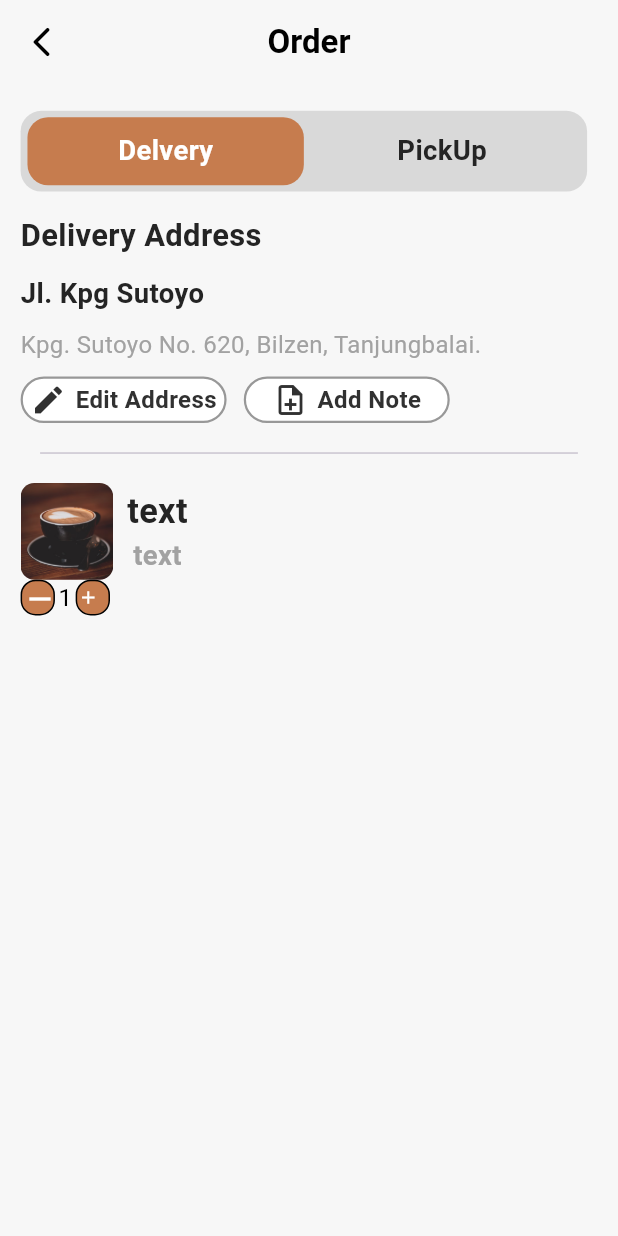
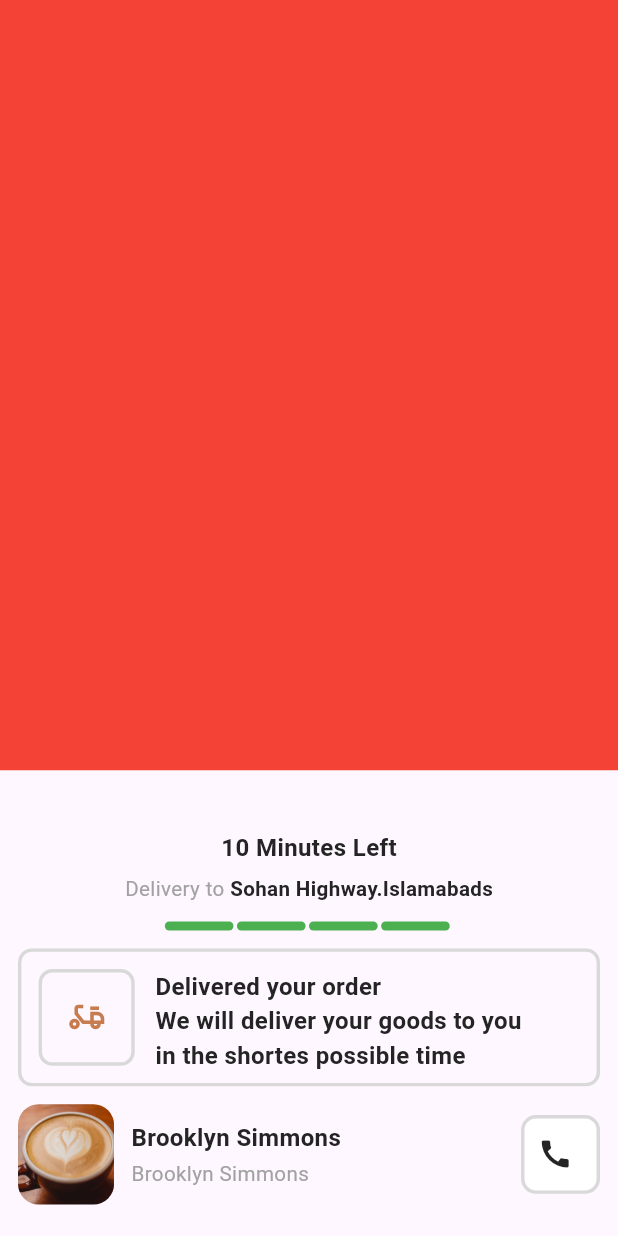
Before and after one commit to Hussain-Shadab/CS, a Flutter app: the screen it shows after launch, on a phone screen of 412 x 824 dp. Run offline on Flutter 3.47's test engine with Material 3 defaults, Android fonts, the phone set to English and light mode, and no system bars; our stand-ins replace flutter_screenutil.

```diff
--- a/lib/main.dart
+++ b/lib/main.dart
@@ -30,7 +30,7 @@ class MyApp extends StatelessWidget {
 
       builder : (context ,child) => MaterialApp(
         debugShowCheckedModeBanner: false,
-        initialRoute: RoutesName.orderScreen,
+        initialRoute: RoutesName.deliveryScreen,
         onGenerateRoute: Routes.generateRoute,
 
       ),
--- a/lib/resources/component/custom_button.dart
+++ b/lib/resources/component/custom_button.dart
@@ -1,5 +1,6 @@
 import 'package:coffee_shop/resources/constant/colors.dart';
 import 'package:flutter/material.dart';
+import 'package:flutter_screenutil/flutter_screenutil.dart';
 
 class CustomButton extends StatelessWidget {
   final IconData? iconData;
@@ -62,19 +63,22 @@ class CustomButton extends StatelessWidget {
         decoration: BoxDecoration(
           color: backgroundColor ?? AppColors.primaryColor,
           borderRadius: borderRadius ?? BorderRadius.all(Radius.circular(10)),
-          border: border ?? Border.all()
+          border: border ?? Border.all(),
+
         ),
+        alignment: alignment ?? Alignment.centerLeft,
         child: Center(
           child: Row(
             mainAxisSize: MainAxisSize.min, // To keep content centered
             children: [
+
               if (iconData != null) ...[
                 Icon(
                   iconData,
                   size: fontSize ?? 24,
                   color: iconColor ?? AppColors.whiteColor,
                 ),
-                SizedBox(width: 6), // Space between icon & text
+                SizedBox(width: 6.w), // Space between icon & text
               ],
               if (text != null)
                 Text(
@@ -85,7 +89,7 @@ class CustomButton extends StatelessWidget {
                     color: textColor ?? AppColors.whiteColor,
                   ),
                 ),
-            ],
+              ],
           ),
         ),
       ),
--- a/lib/resources/component/tab_buttons_coffee.dart
+++ b/lib/resources/component/tab_buttons_coffee.dart
@@ -137,11 +137,13 @@ class _IncrementDecrementState extends State<IncrementDecrement> {
     final coffee=Provider.of<CoffeProvider>(context,listen: true);
     return Row(
       children: [
+        // SizedBox(width: 10,),
         CustomButton(
 
-        padding: EdgeInsets.all(5.r),
-          height: 20.h,
-          width: 20.w,
+        // padding: EdgeInsets.all(5.r),
+          height: 29.h,
+          width: 29.w,
+          borderRadius: BorderRadius.circular(20.r),
           onTap: (){
           coffee.decrement().toString();
 
@@ -161,9 +163,10 @@ class _IncrementDecrementState extends State<IncrementDecrement> {
         SizedBox(width: 2.w,),
         CustomButton(
           padding: EdgeInsets.all(5.r),
-          height: 20.h,
-          width: 20.w,
+          height: 28.h,
+          width: 28.w,
           fontSize: 14,
+          borderRadius: BorderRadius.circular(20.r),
           onTap: (){
             coffee.increment().toString();
             // setState(() {
--- a/lib/utils/routes/routes.dart
+++ b/lib/utils/routes/routes.dart
@@ -1,4 +1,5 @@
 import 'package:coffee_shop/utils/routes/routes_name.dart';
+import 'package:coffee_shop/view/delivery_screen.dart';
 import 'package:coffee_shop/view/home_screen.dart';
 import 'package:coffee_shop/view/item_detail_screen.dart';
 import 'package:coffee_shop/view/order_screen.dart';
@@ -25,6 +26,9 @@ class Routes {
       case RoutesName.orderScreen:
         return MaterialPageRoute(builder: (BuildContext context) => const OrderScreen());
 
+      case RoutesName.deliveryScreen:
+        return MaterialPageRoute(builder: (BuildContext context) => DeliveryScreen());
+
       default:
 
        return MaterialPageRoute(builder: (context) {
--- a/lib/utils/routes/routes_name.dart
+++ b/lib/utils/routes/routes_name.dart
@@ -10,4 +10,6 @@ class RoutesName {
   static const String itemDetailScreen = 'Item Detail Screen';
 
   static const String orderScreen = 'OrderScreen';
+
+  static const String deliveryScreen = 'DeliveryScreen';
 }
--- /dev/null
+++ b/lib/view/delivery_screen.dart
@@ -0,0 +1,208 @@
+
+import 'package:coffee_shop/resources/component/custom_button.dart';
+import 'package:coffee_shop/resources/component/custom_text.dart';
+import 'package:coffee_shop/resources/constant/colors.dart';
+import 'package:coffee_shop/resources/constant/images.dart';
+import 'package:flutter/material.dart';
+import 'package:flutter_screenutil/flutter_screenutil.dart';
+
+class DeliveryScreen extends StatefulWidget {
+  const DeliveryScreen({super.key});
+
+  @override
+  State<DeliveryScreen> createState() => _DeliveryScreenState();
+}
+
+class _DeliveryScreenState extends State<DeliveryScreen> {
+  @override
+  Widget build(BuildContext context) {
+    return Scaffold(
+      body: Column(
+        children: [
+          Container(
+            height: 430.h,
+            width: double.infinity,
+            color: Colors.red,
+          ),
+          Container(
+            margin: EdgeInsets.all(12),
+            child: Column(
+              children: [
+                Divider(
+                  color: AppColors.greyColor,
+                  thickness: 5,
+                  endIndent: 200,
+                  indent: 200,
+                ),
+                SizedBox(height: 10.h,),
+                CustomText(text: '10 Minutes Left',
+                fontSize: 14.sp,
+                  color: AppColors.titleTextColor,
+                  fontWeight: FontWeight.w600,
+
+                ),
+                SizedBox(height: 5.h,),
+                Row(
+                  mainAxisAlignment: MainAxisAlignment.center,
+                  children: [
+                    CustomText(text: 'Delivery to',
+                    fontSize: 12.sp,
+                      color: AppColors.subTitleTextColor,
+                    ),
+                    CustomText(text: ' Sohan Highway.Islamabads',
+                      fontSize: 12.sp,
+                      color: AppColors.titleTextColor,
+                      fontWeight: FontWeight.w600,
+                    ),
+
+                  ],
+                ),
+                SizedBox(height: 10.h,),
+                Row(
+                  mainAxisAlignment: MainAxisAlignment.center,
+
+                  children: [
+                    TimeContainer(),
+                    TimeContainer(),
+                    TimeContainer(),
+                    TimeContainer(),
+                  ],
+                ),
+                SizedBox(height: 10.h,),
+                Container(
+                  height: 77.h,
+                  width: double.infinity,
+                  padding: EdgeInsets.all(10.sp),
+                  decoration: BoxDecoration(
+                    borderRadius: BorderRadius.circular(8.r),
+                    border: Border.all(
+                      color: AppColors.greyColor,
+                      width: 2.w
+                    )
+                  ),
+                  child: Row(
+                    children: [
+                      Container(
+                        height: 56.h,
+                        width: 56.w,
+                        decoration: BoxDecoration(
+                          borderRadius: BorderRadius.circular(8.r),
+                          border: Border.all(
+                            color: AppColors.greyColor,
+                            width: 2.w,
+                          )
+                        ),
+                        child: Transform.flip(
+                          flipX: true,
+                          child: Icon(Icons.delivery_dining_outlined,
+                            color: AppColors.primaryColor,
+                          size: 28,
+                          ),
+                        ),
+                      ),
+                      SizedBox(width: 12.w,),
+                      Column(
+                        crossAxisAlignment: CrossAxisAlignment.start,
+                        children: [
+                          CustomText(text: 'Delivered your order',
+                          fontSize: 14.sp,
+                            fontWeight: FontWeight.w600,
+                            color: AppColors.titleTextColor,
+                          ),
+                          CustomText(text: 'We will deliver your goods to you\nin '
+                              'the shortes possible time',
+                            fontSize: 14.sp,
+                            fontWeight: FontWeight.w600,
+                            color: AppColors.titleTextColor,
+                          )
+                        ],
+                      )
+                    ],
+                  ),
+                ),
+                SizedBox(height: 10.h,),
+                Row(
+                  children: [
+                   Container(
+                     height: 56.h,
+                     width: 56.w,
+                     decoration: BoxDecoration(
+                       borderRadius: BorderRadius.circular(12.r),
+                     ),
+                     child: ClipRRect(
+                       borderRadius: BorderRadius.circular(12.r),
+                       child: Image.asset(
+                         AppImages.mochaFusi,
+                         height: 56.h,
+                         width: 56.w,
+                         fit: BoxFit.cover,
+                       ),
+                     ),
+                   ),
+                    SizedBox(width: 10.w,),
+                    Column(
+                      crossAxisAlignment: CrossAxisAlignment.start,
+                      children: [
+                        CustomText(text: 'Brooklyn Simmons',
+                        fontWeight: FontWeight.w600,
+                          fontSize: 14.sp,
+                          color: AppColors.titleTextColor,
+                        ),
+                        SizedBox(height: 2.h,),
+                        CustomText(text: 'Brooklyn Simmons',
+                          fontSize: 12.sp,
+                          color: AppColors.subTitleTextColor,
+                        ),
+                      ],
+                    ),
+                    Spacer(),
+                    CustomButton(
+                      height: 44.h,
+                      width: 46.w,
+                      backgroundColor: AppColors.whiteColor,
+                      border: Border.all(
+                        width: 2.w,
+                        color: AppColors.greyColor,
+
+                      ),
+                      iconData: Icons.call,
+                      iconColor: AppColors.titleTextColor,
+                      alignment: Alignment.center,
+                    )
+                  ],
+                )
+              ],
+            ),
+          )
+        ],
+      ),
+    );
+  }
+}
+class TimeContainer extends StatefulWidget {
+  const TimeContainer({super.key});
+
+  @override
+  State<TimeContainer> createState() => _TimeContainerState();
+}
+
+class _TimeContainerState extends State<TimeContainer> {
+  @override
+  Widget build(BuildContext context) {
+    return Row(
+      children: [
+        Container(
+          height: 5.h,
+          width: 40.w,
+
+          decoration: BoxDecoration(
+            borderRadius: BorderRadius.circular(10.r),
+            color: Colors.green,
+          ),
+        ),
+        SizedBox(width: 2.w,),
+      ],
+    );
+
+  }
+}
```
Also changed, not shown: lib/view/order_screen.dart (+127 -3 lines).
